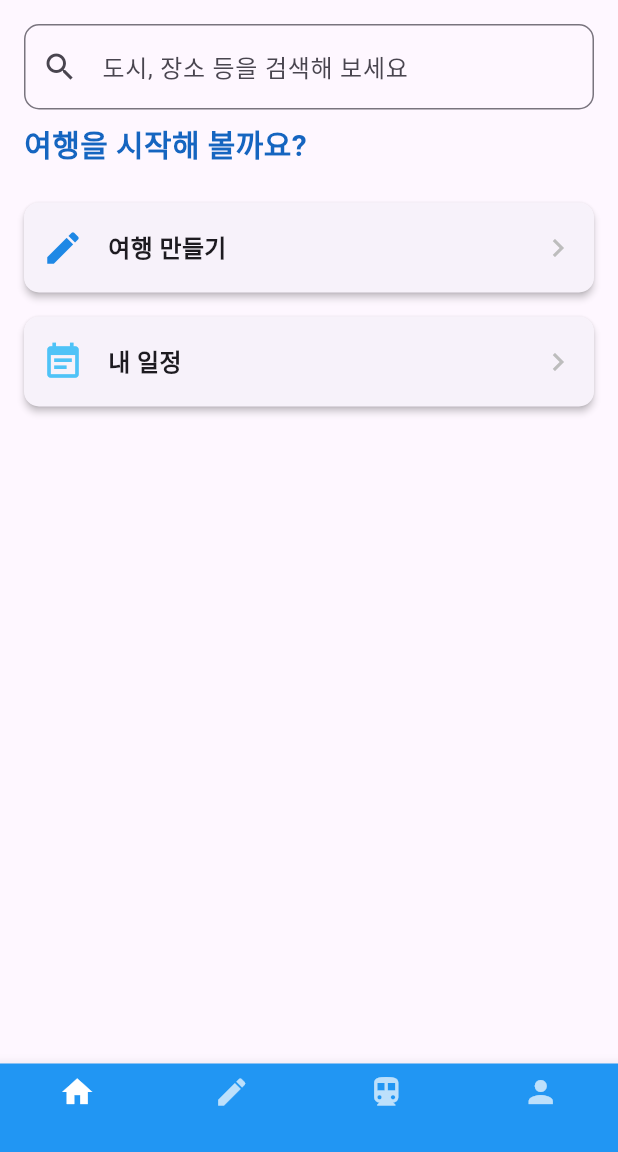
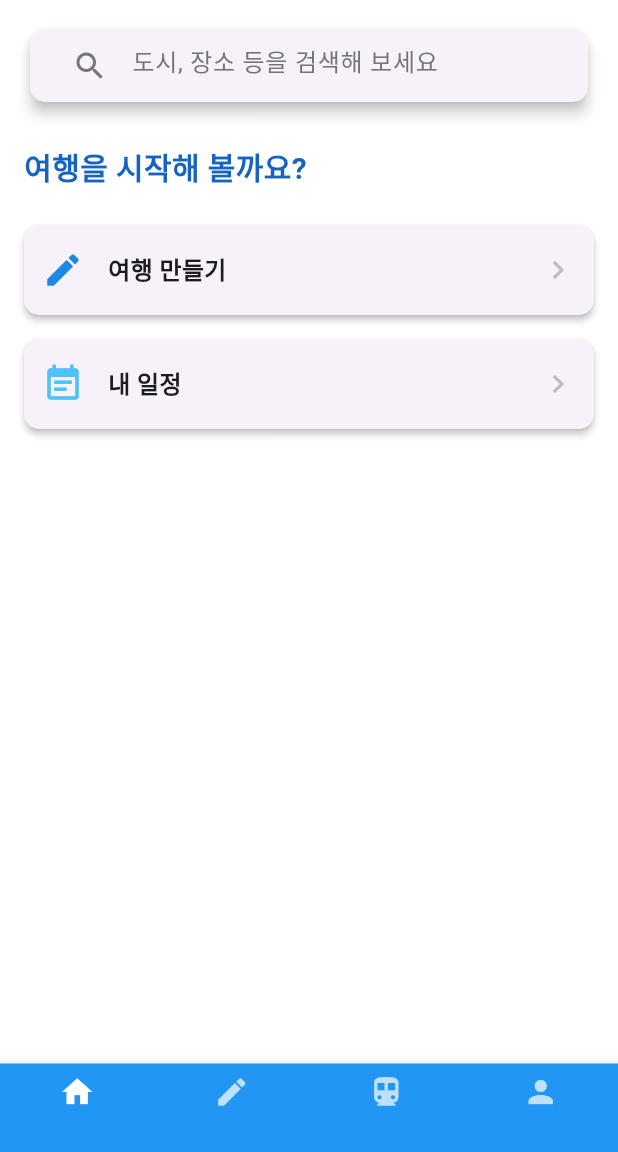
Before and after one commit to Shinsolmi/Planit-Fe, a Flutter app: the screen it shows after launch, on a phone screen of 412 x 824 dp, the part 84-1236 px from its top. Run offline on Flutter 3.47's test engine with Material 3 defaults, Android fonts, the light colour scheme and no system bars; our stand-ins replace shared_preferences, webview_flutter.

Commit message:
연필처음부터

```diff
--- a/lib/screens/home_screen.dart
+++ b/lib/screens/home_screen.dart
@@ -1,11 +1,15 @@
 // lib/screens/home_screen.dart
+
 import 'package:flutter/material.dart';
+import 'dart:convert';
+import 'package:http/http.dart' as http;
 import 'package:planit/screens/my_schedules_screen.dart';
 import 'package:planit/screens/search_page.dart';
 import '../widgets/custom_app_bar.dart';
 import '../services/auth_storage.dart';
 import 'login_screen.dart';
-import 'question_screen.dart';
+import 'question_screen.dart'; // QuestionPage (Q1)
+import '../env.dart'; // baseUrl 사용을 위해 추가
 
 class HomeScreen extends StatelessWidget {
   const HomeScreen({super.key});
@@ -16,24 +20,55 @@ class HomeScreen extends StatelessWidget {
     else Navigator.push(context, MaterialPageRoute(builder: (_) => const LoginScreen()));
   }
 
+  // 👇 새로 추가된 함수: 서버의 진행 상태를 초기화하고 무조건 Q1으로 이동
+  Future<void> _startNewTrip(BuildContext context) async {
+    final token = await AuthStorage.getToken();
+
+    // 1. 서버에 초기화 요청 (이전 질문 상태(selections)를 완전히 삭제)
+    if (token != null && token.isNotEmpty) {
+      try {
+        // 서버의 /ai/clear-progress API 호출
+        await http.post(
+          Uri.parse('$baseUrl/ai/clear-progress'),
+          headers: {'Authorization': 'Bearer $token'},
+        );
+        debugPrint('AI progress cleared on server.');
+      } catch (e) {
+        debugPrint('Warning: Failed to clear AI progress: $e');
+        // 초기화 실패 시에도 Q1으로 이동은 계속 진행
+      }
+    }
+
+    // 2. 무조건 QuestionPage(Q1)으로 이동
+    Navigator.push(
+      context,
+      MaterialPageRoute(builder: (_) => const QuestionPage()),
+    );
+  }
+
   @override
   Widget build(BuildContext context) {
     return Scaffold(
       appBar: const CustomAppBar(),
+      backgroundColor: Colors.white,
       body: ListView(
         padding: const EdgeInsets.all(16),
         children: [
-          TextField(
-            decoration: const InputDecoration(
+          // 검색창 (Card 스타일)
+          Card(
+            elevation: 4,
+            shape: RoundedRectangleBorder(borderRadius: BorderRadius.circular(10)),
+            child: Padding(
+              padding: const EdgeInsets.symmetric(horizontal: 16),
+              child: TextField(
+                decoration: InputDecoration(
                   hintText: '도시, 장소 등을 검색해 보세요',
-              prefixIcon: Icon(Icons.search),
-              border: OutlineInputBorder(
-                borderRadius: BorderRadius.all(Radius.circular(10)),
-              ),
+                  hintStyle: TextStyle(color: Colors.grey[600]),
+                  prefixIcon: Icon(Icons.search, color: Colors.grey[600]),
+                  border: InputBorder.none,
                 ),
                 onSubmitted: (String value) {
                   if (value.isNotEmpty) {
-                // ✏️ SearchPage로 이동할 때 검색어(value)를 전달
                     Navigator.push(
                       context,
                       MaterialPageRoute(builder: (_) => SearchPage(query: value)),
@@ -41,7 +76,10 @@ class HomeScreen extends StatelessWidget {
                   }
                 },
               ),
-          const SizedBox(height: 8),
+            ),
+          ),
+          const SizedBox(height: 24),
+
           Text(
             '여행을 시작해 볼까요?',
             style: TextStyle(
@@ -52,7 +90,7 @@ class HomeScreen extends StatelessWidget {
           ),
           const SizedBox(height: 16),
 
-          // ✅ 버튼을 Card로 감싸고 아이콘/텍스트 스타일 조정
+          // '여행 만들기' 버튼 수정: 무조건 Q1으로 이동하는 새 함수 호출
           _buildActionButton(
             context,
             icon: Icons.create,
@@ -60,12 +98,11 @@ class HomeScreen extends StatelessWidget {
             color: Colors.blue.shade600,
             onPressed: () => _requireLoginThen(
               context,
-              () => Navigator.push(
-                context,
-                MaterialPageRoute(builder: (_) => const QuestionPage()),
+              () => _startNewTrip(context), // 👈 무조건 Q1부터 시작!
             ),
           ),
-          ),
+
+          // '내 일정' 버튼
           _buildActionButton(
             context,
             icon: Icons.event_note,
@@ -88,6 +125,7 @@ class HomeScreen extends StatelessWidget {
       ),
     );
   }
+
   Widget _buildActionButton(BuildContext context, {
     required IconData icon,
     required String label,
```
Lines whose indentation alone changed are shown as unchanged.
